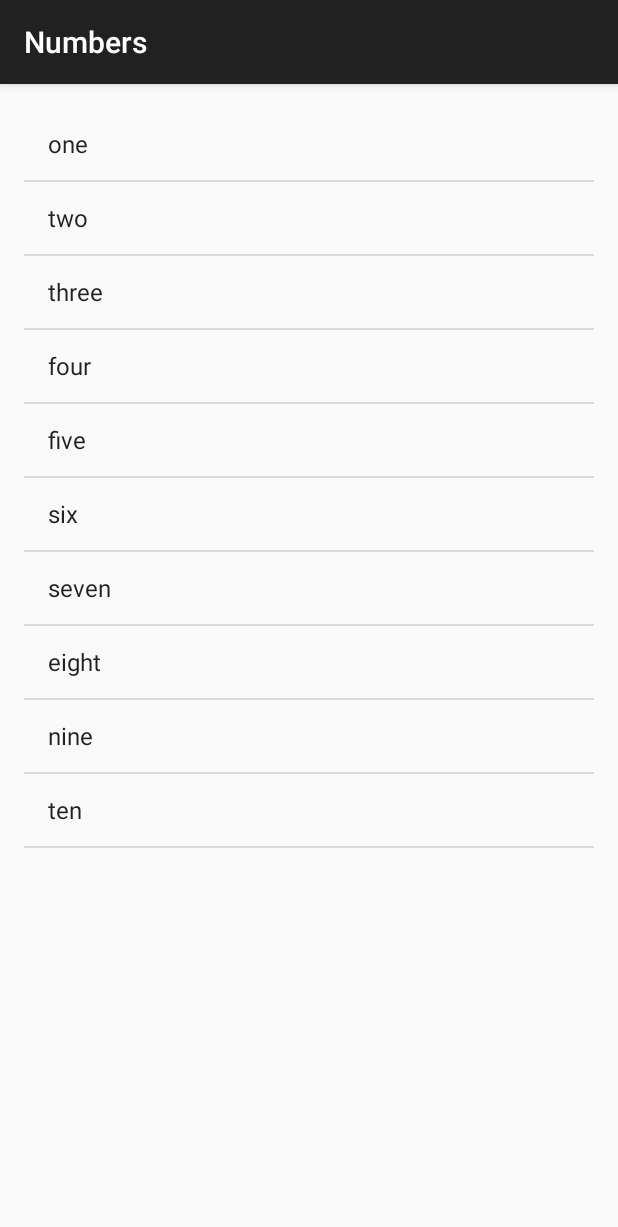
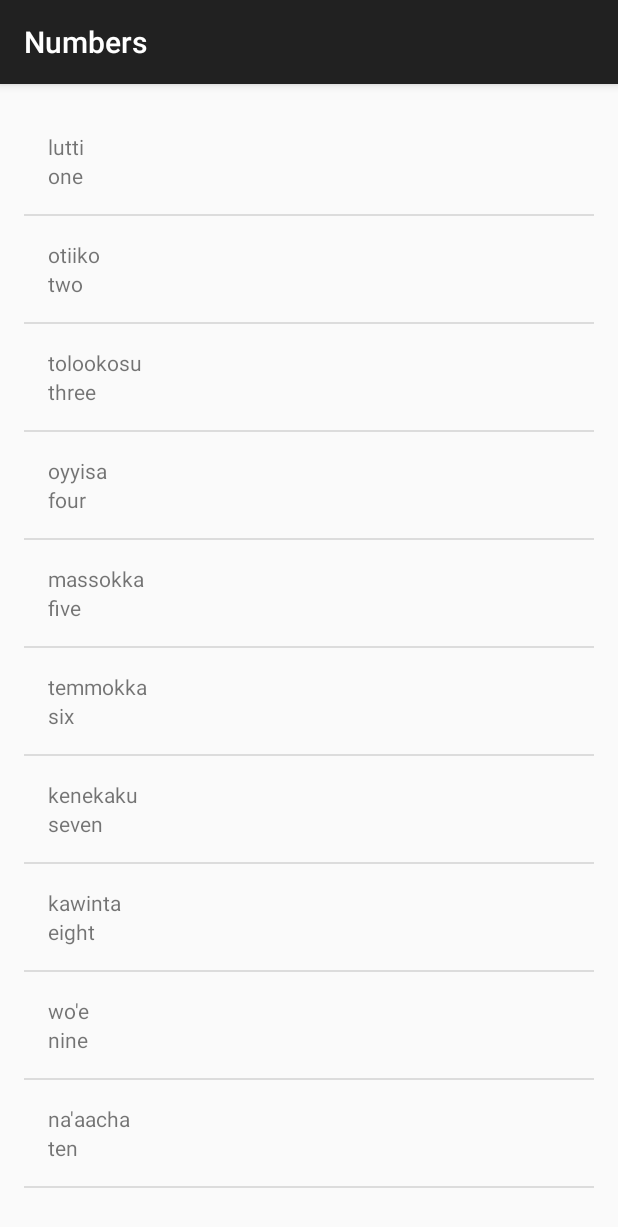
Before and after one commit to poncerapha/muakiapp, an Android app: the NumbersActivity screen opened directly, with no data from a screen before it, on a phone screen of 412 x 824 dp. Shown: the top 1227 px of the screen. Run offline under Robolectric (Android 15) with nearby library versions, the phone set to English and light mode, and no system bars.

Commit message:
Criando classe word e wordadapter personalizado

```diff
--- a/app/src/main/java/com/example/muakiapp/NumbersActivity.java
+++ b/app/src/main/java/com/example/muakiapp/NumbersActivity.java
@@ -16,23 +16,25 @@
         setContentView(R.layout.activity_numbers);
 
 
-        ArrayList<String> words = new ArrayList<String>();
-        words.add("one");
-        words.add("two");
-        words.add("three");
-        words.add("four");
-        words.add("five");
-        words.add("six");
-        words.add("seven");
-        words.add("eight");
-        words.add("nine");
-        words.add("ten");
+        ArrayList<Word> words = new ArrayList<Word>();
 
-        ArrayAdapter<String> itemsAdapter = new ArrayAdapter<String>(this, android.R.layout.simple_list_item_1, words);
+        words.add(new Word("one","lutti"));
+        words.add(new Word("two","otiiko"));
+        words.add(new Word("three","tolookosu"));
+        words.add(new Word("four","oyyisa"));
+        words.add(new Word("five","massokka"));
+        words.add(new Word("six","temmokka"));
+        words.add(new Word("seven","kenekaku"));
+        words.add(new Word("eight","kawinta"));
+        words.add(new Word("nine","wo'e"));
+        words.add(new Word("ten","na'aacha"));
+
+
+        WordAdapter adapter = new WordAdapter(this,words);
 
         ListView listView = findViewById(R.id.list);
 
-        listView.setAdapter(itemsAdapter);
+        listView.setAdapter(adapter);
 
 
     }
--- /dev/null
+++ b/app/src/main/java/com/example/muakiapp/Word.java
@@ -0,0 +1,20 @@
+package com.example.muakiapp;
+
+public class Word {
+    private String mDefaultTranslation;
+
+    private String mMiwokTranslation;
+
+    public Word(String defaultTranslation, String miwokTranslation) {
+        mDefaultTranslation = defaultTranslation;
+        mMiwokTranslation = miwokTranslation;
+    }
+
+    public String getDefaultTranslation() {
+        return mDefaultTranslation;
+    }
+
+    public String getMiwokTranslation() {
+        return mMiwokTranslation;
+    }
+}
--- /dev/null
+++ b/app/src/main/java/com/example/muakiapp/WordAdapter.java
@@ -0,0 +1,55 @@
+package com.example.muakiapp;
+
+import android.app.Activity;
+import android.view.LayoutInflater;
+import android.view.View;
+import android.view.ViewGroup;
+import android.widget.ArrayAdapter;
+import android.widget.ImageView;
+import android.widget.TextView;
+
+import java.util.ArrayList;
+
+public class WordAdapter extends ArrayAdapter<Word> {
+
+    public  WordAdapter(Activity context, ArrayList<Word> words){
+        super(context,0,words);
+    }
+
+
+
+    @Override
+    public View getView(int position, View convertView, ViewGroup parent) {
+        // Check if the existing view is being reused, otherwise inflate the view
+        View listItemView = convertView;
+        if (listItemView == null) {
+            listItemView = LayoutInflater.from(getContext()).inflate(
+                    R.layout.list_item, parent, false);
+        }
+
+        // Get the {@link Word} object located at this position in the list
+        Word currentWord = getItem(position);
+
+        // Find the TextView in the list_item.xml layout with the ID version_name
+        TextView miwokTextView = listItemView.findViewById(R.id.miwok_text_view);
+        // Get the version name from the current AndroidFlavor object and
+        // set this text on the name TextView
+        miwokTextView.setText(currentWord.getMiwokTranslation());
+
+        // Find the TextView in the list_item.xml layout with the ID version_number
+        TextView defaultTextView = (TextView) listItemView.findViewById(R.id.default_text_view);
+        // Get the version number from the current AndroidFlavor object and
+        // set this text on the number TextView
+        defaultTextView.setText(currentWord.getDefaultTranslation());
+
+        // Find the ImageView in the list_item.xml layout with the ID list_item_icon
+//        ImageView iconView = (ImageView) listItemView.findViewById(R.id.list_item_icon);
+        // Get the image resource ID from the current AndroidFlavor object and
+        // set the image to iconView
+//        iconView.setImageResource(currentAndroidFlavor.getImageResourceId());
+
+        // Return the whole list item layout (containing 2 TextViews and an ImageView)
+        // so that it can be shown in the ListView
+        return listItemView;
+    }
+}
--- /dev/null
+++ b/app/src/main/res/layout/list_item.xml
@@ -0,0 +1,21 @@
+<?xml version="1.0" encoding="utf-8"?>
+<LinearLayout xmlns:android="http://schemas.android.com/apk/res/android"
+    xmlns:tools="http://schemas.android.com/tools"
+    android:layout_width="match_parent"
+    android:layout_height="match_parent"
+    android:orientation="vertical"
+    android:padding="16dp">
+
+    <TextView
+        android:id="@+id/miwok_text_view"
+        android:layout_width="match_parent"
+        android:layout_height="wrap_content"
+        tools:text="lutti" />
+
+    <TextView
+        android:id="@+id/default_text_view"
+        android:layout_width="match_parent"
+        android:layout_height="wrap_content"
+        tools:text="one" />
+
+</LinearLayout>
```
